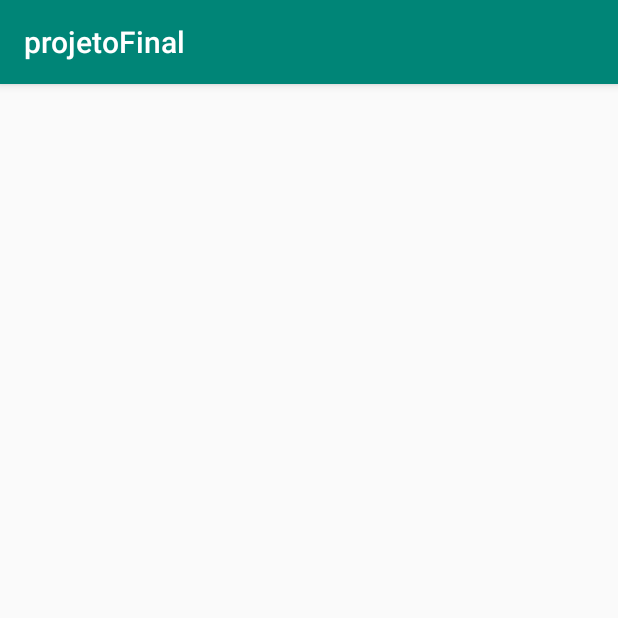
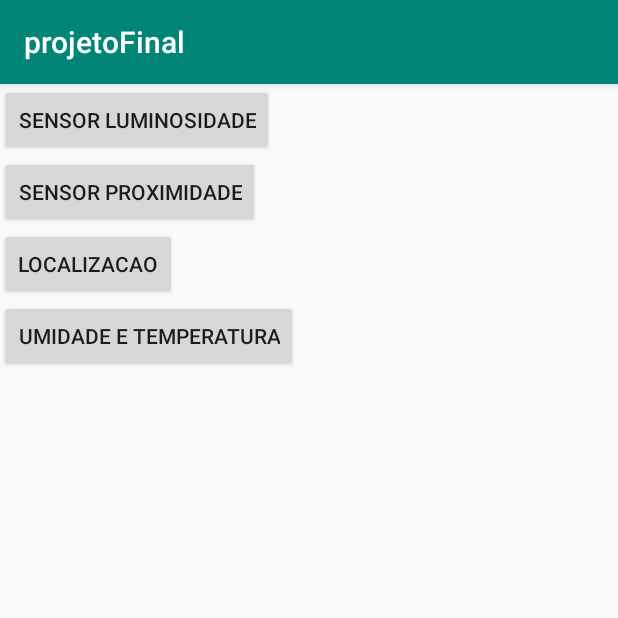
Before and after one commit to vinigu/projetoAplicativoMobile, an Android app: the ActivitySensores screen opened directly, with no data from a screen before it, on a phone screen of 412 x 824 dp, the top half of it. Run offline under Robolectric (Android 15) with nearby library versions, the phone set to English and light mode, and no system bars.

Commit message:
Versao 1.0

```diff
--- a/app/src/main/AndroidManifest.xml
+++ b/app/src/main/AndroidManifest.xml
@@ -2,6 +2,7 @@
 <manifest xmlns:android="http://schemas.android.com/apk/res/android"
     package="com.software.engenharia.projetofinal">
 
+    <uses-permission android:name="android.permission.ACCESS_COARSE_LOCATION" />
     <application
         android:allowBackup="true"
         android:icon="@mipmap/ic_launcher"
@@ -19,4 +20,5 @@
         </activity>
     </application>
 
+    <uses-permission android:name="android.permission.ACCESS_FINE_LOCATION"/>
 </manifest>
--- a/app/src/main/res/layout/activity_sensores.xml
+++ b/app/src/main/res/layout/activity_sensores.xml
@@ -1,9 +1,36 @@
 <?xml version="1.0" encoding="utf-8"?>
-<android.support.constraint.ConstraintLayout xmlns:android="http://schemas.android.com/apk/res/android"
+<LinearLayout xmlns:android="http://schemas.android.com/apk/res/android"
     xmlns:app="http://schemas.android.com/apk/res-auto"
     xmlns:tools="http://schemas.android.com/tools"
+    android:orientation="vertical"
     android:layout_width="match_parent"
     android:layout_height="match_parent"
+    android:id="@+id/layout"
     tools:context=".ActivitySensores">
 
-</android.support.constraint.ConstraintLayout>
+
+    <Button
+        android:layout_width="wrap_content"
+        android:layout_height="wrap_content"
+        android:onClick="LUMINOSIDADE"
+        android:text="@string/sensor_luminosidade"/>
+
+    <Button
+        android:layout_width="wrap_content"
+        android:layout_height="wrap_content"
+        android:onClick="PROXIMIDADE"
+        android:text="@string/sensor_proximidade"/>
+
+    <Button
+        android:layout_width="wrap_content"
+        android:layout_height="wrap_content"
+        android:onClick="LOCALIZAR"
+        android:text="@string/localizacao"/>
+
+    <Button
+        android:layout_width="wrap_content"
+        android:layout_height="wrap_content"
+        android:onClick="UMIDADETEMPERATURA"
+        android:text="@string/umidade"/>
+
+</LinearLayout>
--- a/app/src/main/res/values/strings.xml
+++ b/app/src/main/res/values/strings.xml
@@ -1,3 +1,10 @@
 <resources>
     <string name="app_name">projetoFinal</string>
+    <string name="sensor_gravidade">SENSOR GRAVIDADE</string>
+    <string name="localizacao">LOCALIZACAO</string>
+    <string name="sensor_acelerometro">SENSOR ACELEROMETRO</string>
+    <string name="sensor_proximidade">SENSOR PROXIMIDADE</string>
+    <string name="sensor_luminosidade">SENSOR LUMINOSIDADE</string>
+    <string name="listar_sensores">Listar Sensores</string>
+    <string name="umidade">UMIDADE E TEMPERATURA</string>
 </resources>
```
Also changed, not shown: app/src/main/java/com/software/engenharia/projetofinal/ActivitySensores.java (+163 -7 lines), app/src/main/res/layout/activity_main.xml (+4 -8 lines), 2 other files.
